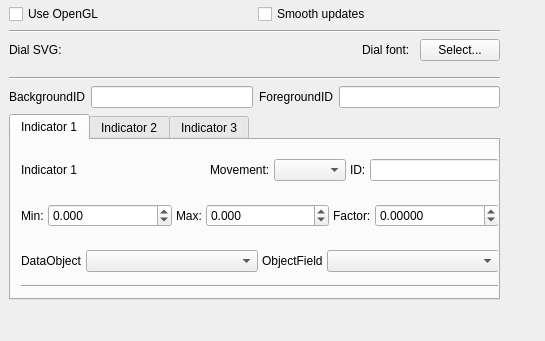
Before: the Qt Designer form ground/openpilotgcs/src/plugins/dial/dialgadgetoptionspage.ui in openpilot/OpenPilot, drawn with Qt 5.
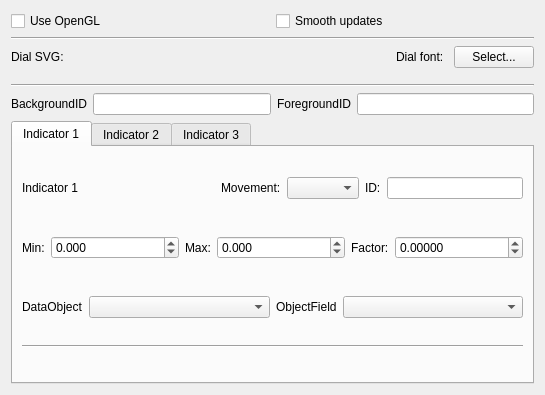
After: the same form once the commit is applied. Custom widgets are drawn as their Qt base class.

Commit message: OP-376 Make the Analog dial plugin options page display much better when resizing the dialog.

Diff of the .ui file:
```diff
--- a/ground/openpilotgcs/src/plugins/dial/dialgadgetoptionspage.ui
+++ b/ground/openpilotgcs/src/plugins/dial/dialgadgetoptionspage.ui
@@ -7,7 +7,7 @@
     <x>0</x>
     <y>0</y>
     <width>545</width>
-    <height>341</height>
+    <height>395</height>
    </rect>
   </property>
   <property name="sizePolicy">
@@ -19,35 +19,14 @@
   <property name="windowTitle">
    <string>Form</string>
   </property>
-  <widget class="QWidget" name="verticalLayoutWidget">
-   <property name="geometry">
-    <rect>
-     <x>-1</x>
-     <y>-1</y>
-     <width>511</width>
-     <height>311</height>
-    </rect>
-   </property>
-   <layout class="QVBoxLayout" name="verticalLayout" stretch="0,0,0,0,0,0">
-    <property name="sizeConstraint">
-     <enum>QLayout::SetMinimumSize</enum>
-    </property>
-    <property name="leftMargin">
-     <number>10</number>
-    </property>
-    <property name="topMargin">
-     <number>5</number>
-    </property>
-    <property name="rightMargin">
-     <number>10</number>
-    </property>
-    <property name="bottomMargin">
-     <number>10</number>
-    </property>
+  <layout class="QVBoxLayout" name="verticalLayout_2">
     <item>
      <layout class="QHBoxLayout" name="horizontalLayout_12">
       <item>
        <widget class="QCheckBox" name="useOpenGL">
+       <property name="toolTip">
+        <string>Use OpenGL for rendering. Will lower CPU usage, depending on the capabilities of your graphics card, but might slightly alter the look &amp; feel of the dial.</string>
+       </property>
         <property name="text">
          <string>Use OpenGL</string>
         </property>
@@ -55,6 +34,9 @@
       </item>
       <item>
        <widget class="QCheckBox" name="smoothUpdates">
+       <property name="toolTip">
+        <string>When checked, the Dial plugin will make needle moves smoother by simulating inertia.</string>
+       </property>
         <property name="text">
          <string>Smooth updates</string>
         </property>
@@ -171,25 +153,7 @@
        <attribute name="title">
         <string>Indicator 1</string>
        </attribute>
-       <widget class="QWidget" name="layoutWidget">
-        <property name="geometry">
-         <rect>
-          <x>10</x>
-          <y>10</y>
-          <width>478</width>
-          <height>151</height>
-         </rect>
-        </property>
-        <layout class="QVBoxLayout" name="verticalLayout_2">
-         <property name="spacing">
-          <number>4</number>
-         </property>
-         <property name="rightMargin">
-          <number>0</number>
-         </property>
-         <property name="bottomMargin">
-          <number>4</number>
-         </property>
+      <layout class="QVBoxLayout" name="verticalLayout_3">
          <item>
           <layout class="QHBoxLayout" name="horizontalLayout_5">
            <item>
@@ -388,27 +352,11 @@
          </item>
         </layout>
        </widget>
-      </widget>
       <widget class="QWidget" name="tab_2">
        <attribute name="title">
         <string>Indicator 2</string>
        </attribute>
-       <widget class="QWidget" name="layoutWidget">
-        <property name="geometry">
-         <rect>
-          <x>10</x>
-          <y>10</y>
-          <width>473</width>
-          <height>139</height>
-         </rect>
-        </property>
-        <layout class="QVBoxLayout" name="verticalLayout_4">
-         <property name="rightMargin">
-          <number>0</number>
-         </property>
-         <property name="bottomMargin">
-          <number>4</number>
-         </property>
+      <layout class="QVBoxLayout" name="verticalLayout_6">
          <item>
           <layout class="QHBoxLayout" name="horizontalLayout_6">
            <item>
@@ -595,27 +543,11 @@
          </item>
         </layout>
        </widget>
-      </widget>
       <widget class="QWidget" name="tab_3">
        <attribute name="title">
         <string>Indicator 3</string>
        </attribute>
-       <widget class="QWidget" name="layoutWidget">
-        <property name="geometry">
-         <rect>
-          <x>10</x>
-          <y>10</y>
-          <width>473</width>
-          <height>139</height>
-         </rect>
-        </property>
-        <layout class="QVBoxLayout" name="verticalLayout_5">
-         <property name="rightMargin">
-          <number>0</number>
-         </property>
-         <property name="bottomMargin">
-          <number>4</number>
-         </property>
+      <layout class="QVBoxLayout" name="verticalLayout_7">
          <item>
           <layout class="QHBoxLayout" name="horizontalLayout_9">
            <item>
@@ -803,10 +735,8 @@
         </layout>
        </widget>
       </widget>
-     </widget>
-    </item>
-   </layout>
-  </widget>
+   </item>
+  </layout>
  </widget>
  <customwidgets>
   <customwidget>
```
Lines whose indentation alone changed are shown as unchanged.
